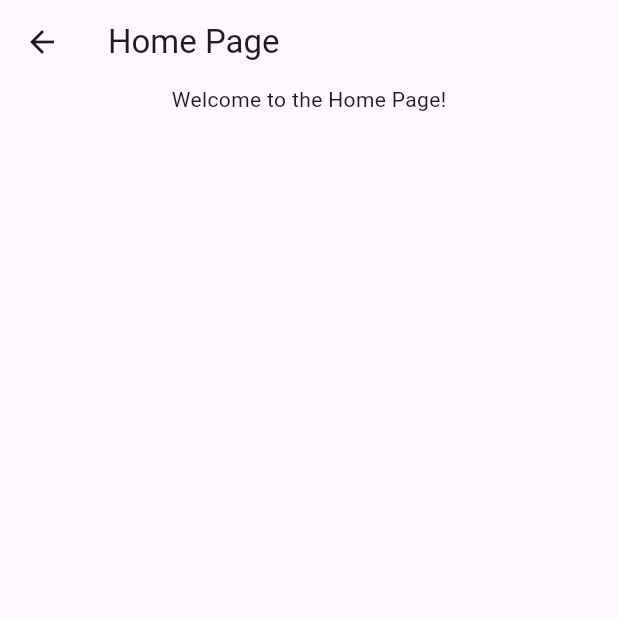
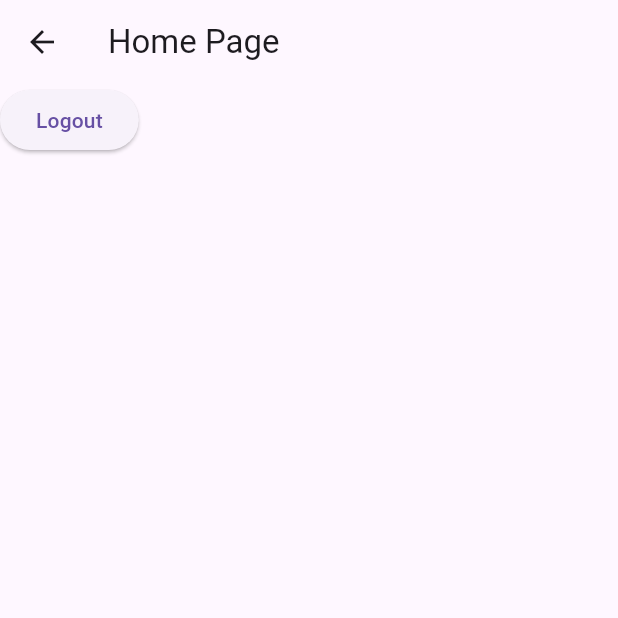
Before and after one commit to nxhung2304/taskflow_mobile, a Flutter app: the HomePage screen opened by its route, on a phone screen of 412 x 824 dp, the top half of it. Run offline on Flutter 3.47's test engine with Material 3 defaults, Android fonts, the phone set to English and light mode, and no system bars; our stand-ins replace dio, get, shared_preferences; accounts and stored records are empty.

Commit message:
refactor: handle logout correct

```diff
--- a/lib/config/app_endpoint.dart
+++ b/lib/config/app_endpoint.dart
@@ -4,7 +4,7 @@ class AppEndpoint {
 
   // Auth
   static const String login = "/auth/sign_in";
-  static const String logout = "/auth/sign_in";
+  static const String logout = "/auth/sign_out";
 
   // Users
   static const String me = "/users/me";
--- a/lib/config/app_helpers.dart
+++ /dev/null
@@ -1,5 +0,0 @@
-class AppHelpers {
-  static Future<void> delay(int seconds) async{
-    await Future.delayed(Duration(seconds: seconds));
-  }
-}
--- a/lib/features/auth/constants/auth_constants.dart
+++ b/lib/features/auth/constants/auth_constants.dart
@@ -1,5 +1,5 @@
 class AuthConstants {
-  static String accessToken = 'access_token';
+  static String accessToken = 'access-token';
   static String client = 'client';
   static String uid = 'uid';
   static String expiry = 'expiry';
--- a/lib/features/auth/controllers/auth_controller.dart
+++ b/lib/features/auth/controllers/auth_controller.dart
@@ -11,7 +11,7 @@ class AuthController extends GetxController {
   final AuthTokenStorage authTokenStorage = Get.find<AuthTokenStorage>();
   final AuthRepository authRepository = Get.find<AuthRepository>();
   final AppController appController = Get.find<AppController>();
-  final logging = Get.find<AppLogging>();
+  final AppLogging logging = Get.find<AppLogging>();
 
   RxBool isLoading = false.obs;
   RxString error = ''.obs;
@@ -50,8 +50,8 @@ class AuthController extends GetxController {
   }
 
   Future<void> logout() async {
-      isLoading.value = true;
-      error.value = '';
+    isLoading.value = true;
+    error.value = '';
 
     try {
       await authRepository.logout();
--- a/lib/features/home/home_binding.dart
+++ b/lib/features/home/home_binding.dart
@@ -1,7 +1,11 @@
 import 'package:get/get.dart';
+import 'package:learn_getx/features/auth/controllers/auth_controller.dart';
+import 'package:learn_getx/features/auth/repositories/auth_repository.dart';
 
-class HomeBinding extends Bindings{
+class HomeBinding extends Bindings {
   @override
   void dependencies() {
+    Get.lazyPut(() => AuthRepository());
+    Get.lazyPut(() => AuthController());
   }
 }
--- a/lib/features/home/home_page.dart
+++ b/lib/features/home/home_page.dart
@@ -1,15 +1,22 @@
 import 'package:flutter/material.dart';
+import 'package:get/get.dart';
+import 'package:learn_getx/features/auth/controllers/auth_controller.dart';
 
 class HomePage extends StatelessWidget {
   const HomePage({super.key});
 
   @override
   Widget build(BuildContext context) {
+    final authController = Get.find<AuthController>();
+
     return Scaffold(
       appBar: AppBar(title: const Text('Home Page')),
       body: Column(
         children: [
-          const Center(child: Text('Welcome to the Home Page!')),
+          ElevatedButton(
+            onPressed: () async => await authController.logout(),
+            child: Text("Logout"),
+          ),
         ],
       ),
     );
--- a/lib/features/splash/splash_constants.dart
+++ b/lib/features/splash/splash_constants.dart
@@ -1,3 +1,5 @@
 class SplashConstants {
-  static final int delay = 1;
+  static final int delaySeconds = 1;
+
+  static final int delayForInitializationMilliseconds = 100;
 }
```
Also changed, not shown: lib/config/api_service.dart (+25 -0 lines), lib/features/auth/repositories/auth_repository.dart (+14 -5 lines), lib/features/splash/splash_controller.dart (+14 -15 lines).
